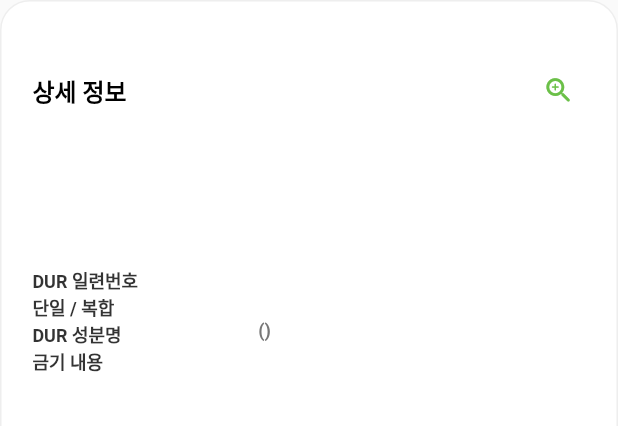
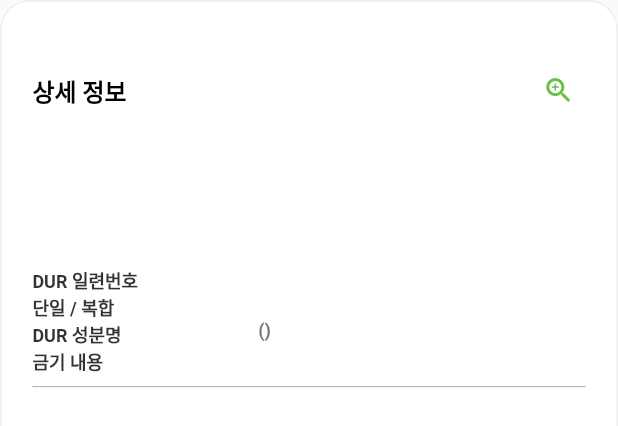
Before and after one commit to Dongguk-Univ-Drugs/pillology, a Flutter app: what tabDURInformation() shows on an empty page, opened directly with empty values, on a phone screen of 412 x 824 dp. Shown: the top 426 px of the screen. Run offline on Flutter 3.47's test engine with Material 2 defaults, Android fonts, the phone set to English and light mode, and no system bars; our stand-ins replace camera, dotted_border, flutter_datetime_picker, flutter_dotenv, flutter_switch, image_picker and 3 more; missing offline and left inert: flutter_barcode_scanner, imagebutton; accounts and stored records are empty; statements that could not run were skipped.

Commit message:
[app_search] API CALL : data added

```diff
--- a/pill/lib/components/body/home/search/result_detail_tabview.dart
+++ b/pill/lib/components/body/home/search/result_detail_tabview.dart
@@ -273,13 +273,13 @@ Container tabDURInformation(BuildContext context,
                                   : '정보가 없습니다.'),
                           tabInformationSubItem(
                               title: '단일 / 복합',
-                                  content: durData != null
-                                      ? durData.mix
-                                      : '정보가 없습니다.'),
+                              content:
+                                  durData != null ? durData.mix : '정보가 없습니다.'),
                           tabInformationSubItem(
                               title: 'DUR 성분명',
                               content: durData != null
-                                      ? durData.ingrKorName + " (${durData.ingrEngName})"
+                                  ? durData.ingrKorName +
+                                      " (${durData.ingrEngName})"
                                   : '정보가 없습니다.'),
                           tabInformationSubItem(
                               title: '금기 내용',
@@ -288,6 +288,8 @@ Container tabDURInformation(BuildContext context,
                                   : '정보가 없습니다.')
                         ],
                       )),
+                      Divider(color: colorAAA,),
+                      // 병용금기 내용 ===============================================
                       SizedBox(
                         height: 10.0,
                       ),
@@ -305,49 +307,63 @@ Container tabDURInformation(BuildContext context,
                               //     left:
                               //         MediaQuery.of(context).size.width * 0.025),
                               child: Column(
-                                mainAxisAlignment:
-                                    MainAxisAlignment.spaceBetween,
+                              mainAxisAlignment: MainAxisAlignment.spaceBetween,
                               children: [
-                                  tabInformationSubItem(
+                                // 병용금기 DUR 번호 --------------------------
+                                durData.mixtureDurSeq != null
+                                    ? tabInformationSubItem(
                                         title: '병용금기 DUR 번호',
-                                      content: durData != null
-                                          ? durData.mixtureDurSeq
-                                          : '정보가 없습니다.'),
-                                  tabInformationSubItem(
+                                        content: durData.mixtureDurSeq)
+                                    : SizedBox(),
+                                // 병용금기 DUR 성분명 --------------------------
+                                durData.mixtureIngrKorName != null
+                                    ? tabInformationSubItem(
                                         title: '병용금기 DUR 성분명',
-                                      content: durData != null
-                                          ? durData.mixtureIngrKorName
-                                          : '정보가 없습니다.'),
-                                  tabInformationSubItem(
+                                        content: durData.mixtureIngrKorName)
+                                    : SizedBox(),
+                                // 병용금기 품목 기준 코드 --------------------------
+                                durData.mixtureItemSeq != null
+                                    ? tabInformationSubItem(
                                         title: '병용금기 품목 기준 코드',
-                                      content: durData != null
-                                          ? durData.mixtureItemSeq
-                                          : '정보가 없습니다.'),
-                                  tabInformationSubItem(
+                                        content: durData.mixtureItemSeq)
+                                    : SizedBox(),
+                                // 병용금기 품목명 --------------------------
+                                durData.mixtureItemName != null
+                                    ? tabInformationSubItem(
                                         title: '병용금기 품목명',
-                                      content: durData != null
-                                          ? durData.mixtureItemName
-                                          : '정보가 없습니다.'),
-                                  tabInformationSubItem(
+                                        content: durData.mixtureItemName)
+                                    //: '정보가 없습니다.',
+                                    : SizedBox(),
+                                // 병용금기 DUR 번호 --------------------------
+                                durData.mixtureFormName != null
+                                    ? tabInformationSubItem(
                                         title: '병용금기 제형',
-                                      content: durData != null
-                                          ? durData.mixtureFormName
-                                          : '정보가 없습니다.'),
-                                  tabInformationSubItem(
+                                        content: durData.mixtureFormName)
+                                    : SizedBox(),
+                                // 병용금기 전문 / 일반 --------------------------
+                                durData.mixtureEtcOtcName != null
+                                    ? tabInformationSubItem(
                                         title: '병용금기 전문 / 일반',
-                                      content: durData != null
-                                          ? durData.mixtureEtcOtcName
-                                          : '정보가 없습니다.'),
-                                  tabInformationSubItem(
+                                        content: durData.mixtureEtcOtcName)
+                                    : SizedBox(),
+                                // 병용금기 약효분류 --------------------------
+                                durData.mixtureClassName != null
+                                    ? tabInformationSubItem(
                                         title: '병용금기 약효 분류',
-                                      content: durData != null
-                                          ? durData.mixtureClassName
-                                          : '정보가 없습니다.'),
-                                  tabInformationSubItem(
+                                        content: durData.mixtureClassName)
+                                    : SizedBox(),
+                                // 병용금기 주성분 --------------------------
+                                durData.mixtureMainIngr != null
+                                    ? tabInformationSubItem(
                                         title: '병용금기 주성분',
-                                      content: durData != null
-                                          ? durData.mixtureMainIngr
-                                          : '정보가 없습니다.'),
+                                        content: durData.mixtureMainIngr)
+                                    : SizedBox(),
+                                // 병용금기 성상
+                                durData.mixtureChart != null
+                                    ? tabInformationSubItem(
+                                        title: '병용금기 성상',
+                                        content: durData.mixtureChart)
+                                    : SizedBox()
                               ],
                             ))
                           : SizedBox(),
```
Also changed, not shown: pill/lib/components/body/home/search/result_detail.dart (+49 -14 lines), pill/lib/model/dur_search_result.dart (+11 -11 lines), 1 other file. Lines whose indentation alone changed are shown as unchanged.
